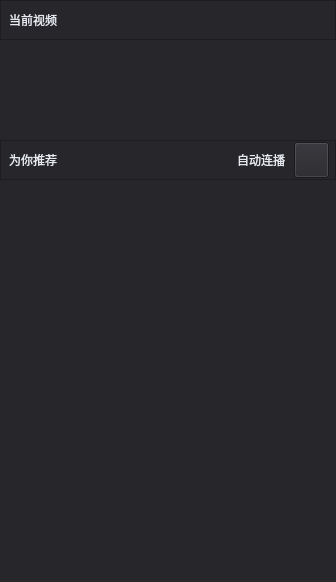
Before: the Qt Designer form VideoPlayer/videomodels/RecomVideoTab.ui in huizhang556/pc-video-player, drawn with Qt 5.
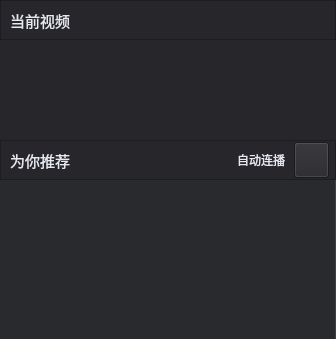
After: the same form once the commit is applied. Icons and pictures are not drawn.

What changed in the file:
```diff
--- a/VideoPlayer/videomodels/RecomVideoTab.ui
+++ b/VideoPlayer/videomodels/RecomVideoTab.ui
@@ -7,7 +7,7 @@
     <x>0</x>
     <y>0</y>
     <width>336</width>
-    <height>582</height>
+    <height>339</height>
    </rect>
   </property>
   <property name="windowTitle">
@@ -76,10 +76,10 @@
         <item>
          <layout class="QHBoxLayout" name="horizontalLayout">
           <item>
-           <widget class="QLabel" name="label">
+           <widget class="QLabel" name="label_curvideo">
             <property name="minimumSize">
              <size>
-              <width>55</width>
+              <width>80</width>
               <height>36</height>
              </size>
             </property>
@@ -90,8 +90,13 @@
              </size>
             </property>
             <property name="styleSheet">
-             <string notr="true">padding-left:5px;
-color:#e6e9f0;</string>
+             <string notr="true">#label_curvideo
+{
+padding-left:5px;
+color:#e6e9f0;
+font-size:15px;
+}
+</string>
             </property>
             <property name="text">
              <string>当前视频</string>
@@ -171,10 +176,10 @@
         <item>
          <layout class="QHBoxLayout" name="horizontalLayout_2">
           <item>
-           <widget class="QLabel" name="label_2">
+           <widget class="QLabel" name="label_recforyou">
             <property name="minimumSize">
              <size>
-              <width>35</width>
+              <width>80</width>
               <height>36</height>
              </size>
             </property>
@@ -185,8 +190,13 @@
              </size>
             </property>
             <property name="styleSheet">
-             <string notr="true">padding-left:5px;
-color:#e6e9f0;</string>
+             <string notr="true">#label_recforyou
+{
+padding-left:5px;
+color:#e6e9f0;
+font-size:15px;
+}
+</string>
             </property>
             <property name="text">
              <string>为你推荐</string>
@@ -295,21 +305,30 @@
       </widget>
      </item>
      <item>
-      <widget class="QWidget" name="widget3" native="true">
-       <property name="minimumSize">
-        <size>
-         <width>0</width>
-         <height>400</height>
-        </size>
-       </property>
-       <property name="maximumSize">
-        <size>
-         <width>16777215</width>
-         <height>16777215</height>
-        </size>
-       </property>
+      <widget class="QListWidget" name="listWidget_recommend">
        <property name="styleSheet">
-        <string notr="true">background-color: #26262b;</string>
+        <string notr="true">#listWidget_recommend
+{
+border:0px solid #3f4042;
+border-right-width:1px;
+background-color: #292a2d;
+}
+
+#listWidget_recommend::item
+{
+background-color: #292a2d;
+}
+
+#listWidget_recommend::item:selected
+{
+border: 0px solid #4ea018;
+}
+
+#listWidget_recommend::item:hover
+{
+background-color: #3e3f42;
+border: 1px solid #4ea018;
+}</string>
        </property>
       </widget>
      </item>
```
